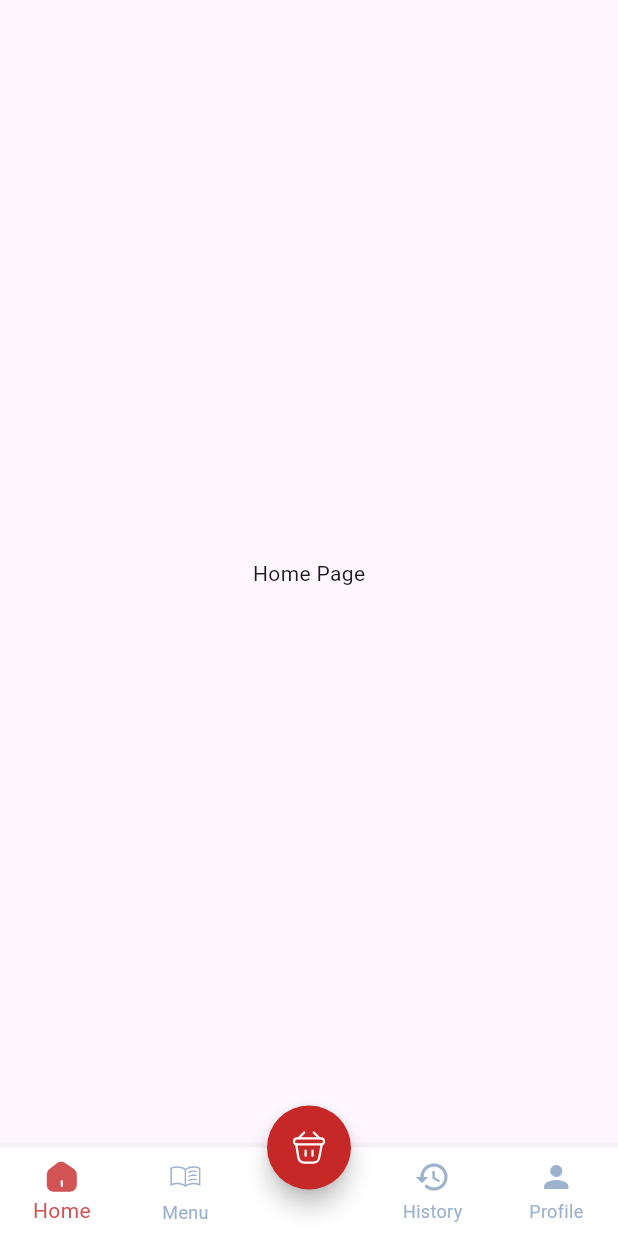
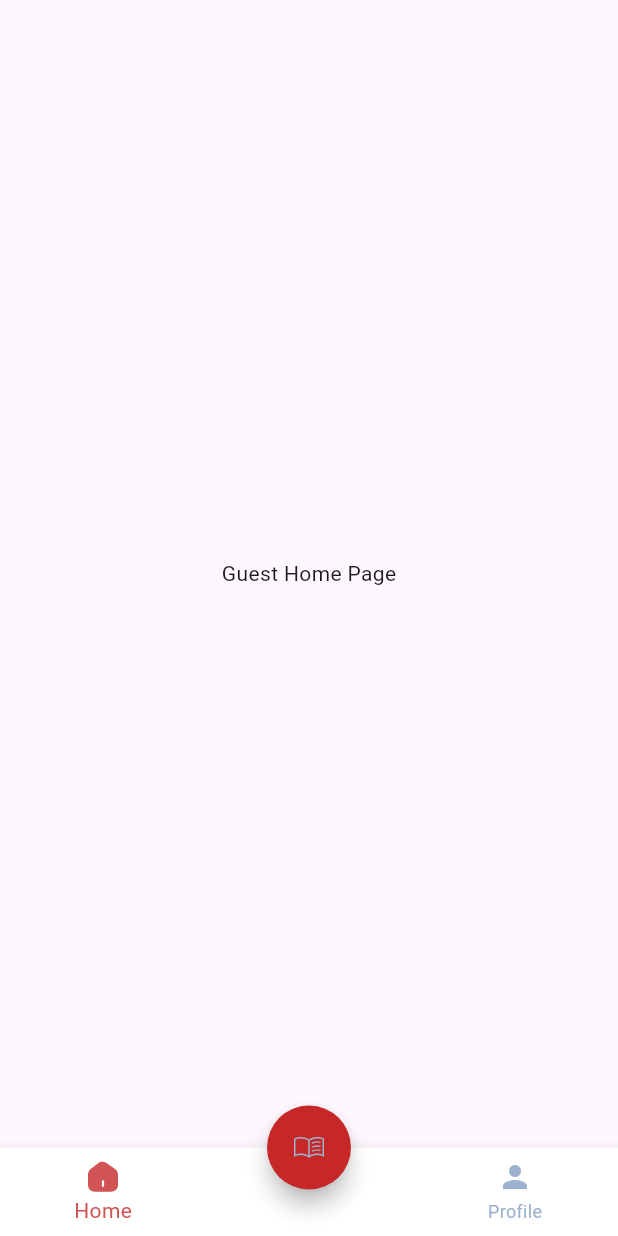
Before and after one commit to Shade2012/warmindo_user_ui, a Flutter app: the screen it shows after launch, on a phone screen of 412 x 824 dp. Run offline on Flutter 3.47's test engine with Material 3 defaults, Android fonts, the phone set to English and light mode, and no system bars; our stand-ins replace flutter_svg, get, google_fonts.

Commit message:
feat: [AF] add guest-bottom-navbar

```diff
--- a/lib/pages/guest_navigator_page/binding/guest_navigator_binding.dart
+++ b/lib/pages/guest_navigator_page/binding/guest_navigator_binding.dart
@@ -1,5 +1,5 @@
 import 'package:get/get.dart';
-import 'package:warmindo_user_ui/pages/guest_navigator_page/view/guest_navigator_page.dart';
+import 'package:warmindo_user_ui/pages/guest_navigator_page/controller/guest_navigator_controller.dart';
 
 class GuestNavigatorBinding extends Bindings {
   @override
--- a/lib/pages/guest_navigator_page/controller/guest_navigator_controller.dart
+++ b/lib/pages/guest_navigator_page/controller/guest_navigator_controller.dart
@@ -1,14 +1,9 @@
-import 'package:flutter/material.dart';
+import 'package:get/get.dart';
 
-class GuestNavigatorPage extends StatelessWidget {
-  const GuestNavigatorPage({super.key});
+class GuestNavigatorController extends GetxController {
+  var currentIndex = 0.obs;
 
-  @override
-  Widget build(BuildContext context) {
-    return Scaffold(
-      body: Center(
-        child: Text('Guest Navigator Page'),
-      )
-    );
+  void changeIndex(int index) {
+    currentIndex.value = index;
   }
 }
--- a/lib/pages/guest_navigator_page/view/guest_navigator_page.dart
+++ b/lib/pages/guest_navigator_page/view/guest_navigator_page.dart
@@ -1,5 +1,58 @@
+import 'package:flutter/material.dart';
+import 'package:flutter_svg/svg.dart';
 import 'package:get/get.dart';
+import 'package:warmindo_user_ui/pages/guest_home_page/view/guest_home_page.dart';
+import 'package:warmindo_user_ui/pages/guest_menu_page/view/guest_menu_page.dart';
+import 'package:warmindo_user_ui/pages/guest_profile_page/view/guest_profile_page.dart';
+import 'package:warmindo_user_ui/pages/navigator_page/controller/navigator_controller.dart';
+import 'package:warmindo_user_ui/utils/themes/color_themes.dart';
+import 'package:warmindo_user_ui/utils/themes/icon_themes.dart';
 
-class GuestNavigatorController extends GetxController {
+class GuestNavigatorPage extends StatelessWidget {
+  final NavigatorController controller = Get.put(NavigatorController());
 
+  final List<Widget> pages = [
+    GuestHomePage(),
+    GuestMenuPage(),
+    const GuestProfilePage(),
+  ];
+
+  @override
+  Widget build(BuildContext context) {
+    return Scaffold(
+      body: Obx(() => pages[controller.currentIndex.value]),
+      floatingActionButton: FloatingActionButton(
+        onPressed: () {
+          controller.changeIndex(1);
+        },
+        child: Obx(() => SvgPicture.asset(controller.currentIndex.value == 1 ? IconThemes.guest_iconmenuSelected: IconThemes.guest_iconmenu)),
+        backgroundColor: ColorResources.bgfloatingActionButtonColor,
+        shape: CircleBorder(),
+      ),
+      floatingActionButtonLocation: FloatingActionButtonLocation.centerDocked,
+      bottomNavigationBar: Obx(() => BottomNavigationBar(
+        currentIndex: controller.currentIndex.value,
+        onTap: controller.changeIndex,
+        backgroundColor: ColorResources.backgroundColor,
+        selectedItemColor: ColorResources.selectedItemColor,
+        unselectedItemColor: ColorResources.unselectedItemColor,
+        type: BottomNavigationBarType.fixed,
+        showUnselectedLabels: true,
+        items: [
+          BottomNavigationBarItem(
+            icon: Obx(() => SvgPicture.asset(controller.currentIndex.value == 0 ? IconThemes.iconhomeSelected : IconThemes.iconhome)),
+            label: 'Home',
+          ),
+          BottomNavigationBarItem(
+            icon: SizedBox.shrink(),
+            label: '',
+          ),
+          BottomNavigationBarItem(
+            icon: Icon(Icons.person),
+            label: 'Profile',
+          ),
+        ],
+      )),
+    );
+  }
 }
--- a/lib/routes/AppPages.dart
+++ b/lib/routes/AppPages.dart
@@ -13,7 +13,7 @@ import 'package:warmindo_user_ui/pages/guest_home_page/view/guest_home_page.dart
 import 'package:warmindo_user_ui/pages/guest_menu_page/binding/guest_menu_binding.dart';
 import 'package:warmindo_user_ui/pages/guest_menu_page/view/guest_menu_page.dart';
 import 'package:warmindo_user_ui/pages/guest_navigator_page/binding/guest_navigator_binding.dart';
-import 'package:warmindo_user_ui/pages/guest_navigator_page/controller/guest_navigator_controller.dart';
+import 'package:warmindo_user_ui/pages/guest_navigator_page/view/guest_navigator_page.dart';
 import 'package:warmindo_user_ui/pages/guest_profile_page/binding/guest_profile_binding.dart';
 import 'package:warmindo_user_ui/pages/guest_profile_page/view/guest_profile_page.dart';
 import 'package:warmindo_user_ui/pages/history-detail_page/binding/history_detail_binding.dart';
@@ -48,7 +48,7 @@ class AppPages {
   AppPages._();
 
 
-  static const INITIAL = Routes.BOTTOM_NAVBAR;
+  static const INITIAL = Routes.GUEST_NAVIGATOR_PAGE;
 
 
 
--- a/lib/utils/themes/icon_themes.dart
+++ b/lib/utils/themes/icon_themes.dart
@@ -5,4 +5,6 @@ class IconThemes {
   static const String iconmenuSelected = 'assets/icon/menu_book_onselected.svg';
   static const String iconcart = 'assets/icon/bag_unselected.svg';
   static const String iconcartSelected = 'assets/icon/bag_onselected.svg';
+  static const String guest_iconmenuSelected = 'assets/icon/menu_book_onselected_red.svg';
+  static const String guest_iconmenu = 'assets/icon/menu_book_unselected.svg';
 }
```
Also changed, not shown: assets/icon/menu_book_onselected_red.svg (added), assets/icon/menu_book_unselected_white.svg (added).
